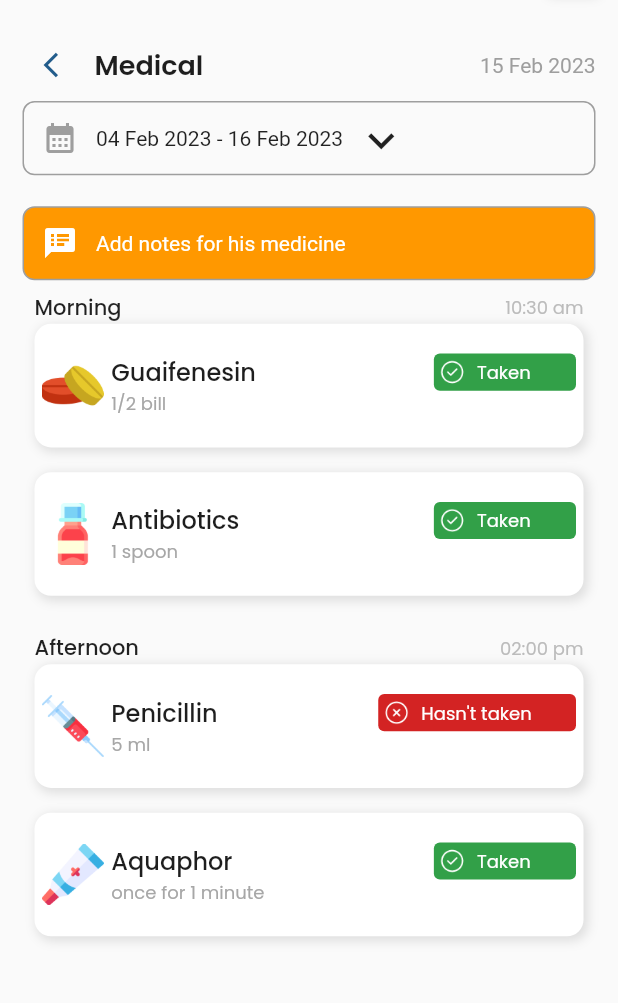
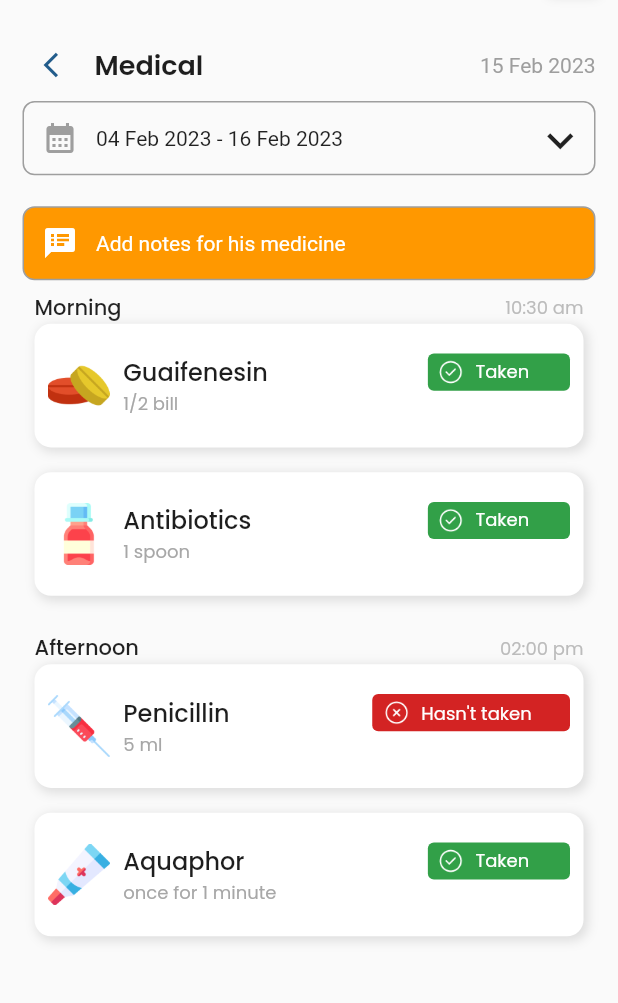
Before and after one commit to MalekYasser26/Nursery, a Flutter app: the MedicalView screen opened by its route, on a phone screen of 412 x 824 dp, the part 117-1120 px from its top. Run offline on Flutter 3.47's test engine with Material 2 defaults, Android fonts, the light colour scheme and no system bars; our stand-ins replace bloc, dotted_border, flutter_bloc, google_fonts, google_nav_bar, sizer and 1 more.

Commit message:
activities components

```diff
--- a/lib/features/onboarding_screen/presentation/views/activities_View/activities_components/bottle_view.dart
+++ b/lib/features/onboarding_screen/presentation/views/activities_View/activities_components/bottle_view.dart
@@ -75,6 +75,7 @@ class BottleView extends StatelessWidget {
                     children: [
                       IconButton(onPressed: (){}, icon: const Icon(Icons.calendar_month,color: Colors.grey,)) ,
                       const Text("04 Feb 2023 - 16 Feb 2023",),
+                      const Spacer(),
                       IconButton(onPressed: (){}, icon: const Icon(Icons.keyboard_arrow_down,size: 35,weight: 5,))
                     ],
                   ),
@@ -150,6 +151,7 @@ class BottleView extends StatelessWidget {
                                                           )),),
                                                     const Spacer(),
                                                     Container(
+                                                      margin: const EdgeInsets.only(right: 4),
                                                       padding: const EdgeInsets.all(4),
                                                       height: 3.h,
                                                       width: 23.w,
@@ -240,6 +242,7 @@ class BottleView extends StatelessWidget {
                                                           )),),
                                                     const Spacer(),
                                                     Container(
+                                                      margin: const EdgeInsets.only(right: 4),
                                                       padding: const EdgeInsets.all(4),
                                                       height: 3.h,
                                                       width: 23.w,
@@ -330,6 +333,7 @@ class BottleView extends StatelessWidget {
                                                           )),),
                                                     const Spacer(),
                                                     Container(
+                                                      margin: const EdgeInsets.only(right: 4),
                                                       padding: const EdgeInsets.all(4),
                                                       height: 3.h,
                                                       width: 32.w,
@@ -354,7 +358,9 @@ class BottleView extends StatelessWidget {
                                                     ),
                                                   ],
                                                 ),
-                                                Row(
+                                                Padding(
+                                                  padding: const EdgeInsets.only(right: 4.0),
+                                                  child: Row(
                                                     children: [
                                                       Padding(
                                                         padding: const EdgeInsets.all(2.5),
@@ -377,6 +383,7 @@ class BottleView extends StatelessWidget {
                                                         ),),
                                                       const Text("0.5 ml",style: TextStyle(color: Colors.black),)
                                                     ],
+                                                  ),
                                                 ),
                                               ],
                                             ),
--- a/lib/features/onboarding_screen/presentation/views/activities_View/activities_components/medical_view.dart
+++ b/lib/features/onboarding_screen/presentation/views/activities_View/activities_components/medical_view.dart
@@ -75,6 +75,7 @@ class MedicalView extends StatelessWidget {
                     children: [
                       IconButton(onPressed: (){}, icon: const Icon(Icons.calendar_month,color: Colors.grey,)) ,
                       const Text("04 Feb 2023 - 16 Feb 2023",),
+                      const Spacer(),
                       IconButton(onPressed: (){}, icon: const Icon(Icons.keyboard_arrow_down,size: 35,weight: 5,))
                     ],
                   ),
@@ -151,7 +152,10 @@ class MedicalView extends StatelessWidget {
                                   children: [
                                     Row(
                                       children: [
-                                        Image.asset('assets/images/guaifenesin.png',height: 10.h,width: 10.w,),
+                                        Padding(
+                                          padding: const EdgeInsets.only(left: 4.0,right: 4),
+                                          child: Image.asset('assets/images/guaifenesin.png',height: 10.h,width: 10.w,),
+                                        ),
                                         Expanded(
                                           flex: 1,
                                           child: Padding(
@@ -168,16 +172,21 @@ class MedicalView extends StatelessWidget {
                                                           )),),
                                                     const Spacer(),
                                                     Container(
-                                                      padding: const EdgeInsets.all(4),
+                                                      margin: const EdgeInsets.only(right: 4),
+                                                      padding: const EdgeInsets.all(3),
                                                       height: 3.h,
                                                       width: 23.w,
                                                       decoration:   BoxDecoration(
                                                           color: const Color(0xff32A048),
                                                           borderRadius: BorderRadius.circular(4)
                                                       ),
+                                                      child: Center(
                                                         child: Row(
                                                           children: [
-                                                          Image.asset("assets/images/done.png",width: 4.w,),
+                                                            Padding(
+                                                              padding: const EdgeInsets.only(left: 4.0),
+                                                              child: Image.asset("assets/images/done.png",width: 4.w,),
+                                                            ),
                                                             SizedBox(width: 2.w,),
                                                             Text("Taken",
                                                               style: GoogleFonts.poppins(
@@ -188,6 +197,7 @@ class MedicalView extends StatelessWidget {
                                                               ),)
                                                           ],
 
+                                                        ),
                                                       ),
                                                     ),
                                                   ],
@@ -237,7 +247,10 @@ class MedicalView extends StatelessWidget {
                                   children: [
                                     Row(
                                       children: [
-                                        Image.asset('assets/images/antibiotics.png',height: 10.h,width: 10.w,),
+                                        Padding(
+                                          padding: const EdgeInsets.only(left: 4.0,right: 4),
+                                          child: Image.asset('assets/images/antibiotics.png',height: 10.h,width: 10.w,),
+                                        ),
                                         Expanded(
                                           flex: 1,
                                           child: Padding(
@@ -254,16 +267,21 @@ class MedicalView extends StatelessWidget {
                                                           )),),
                                                     const Spacer(),
                                                     Container(
-                                                      padding: const EdgeInsets.all(4),
+                                                      margin: const EdgeInsets.only(right: 4),
+                                                      padding: const EdgeInsets.all(3),
                                                       height: 3.h,
                                                       width: 23.w,
                                                       decoration:   BoxDecoration(
                                                           color: const Color(0xff32A048),
                                                           borderRadius: BorderRadius.circular(4)
                                                       ),
+                                                      child: Center(
                                                         child: Row(
                                                           children: [
-                                                          Image.asset("assets/images/done.png",width: 4.w,),
+                                                            Padding(
+                                                              padding: const EdgeInsets.only(left: 4.0),
+                                                              child: Image.asset("assets/images/done.png",width: 4.w,),
+                                                            ),
                                                             SizedBox(width: 2.w,),
                                                             Text("Taken",
                                                               style: GoogleFonts.poppins(
@@ -274,6 +292,7 @@ class MedicalView extends StatelessWidget {
                                                               ),)
                                                           ],
 
+                                                        ),
                                                       ),
                                                     ),
                                                   ],
@@ -344,7 +363,10 @@ class MedicalView extends StatelessWidget {
                                   children: [
                                     Row(
                                       children: [
-                                        Image.asset('assets/images/penicillin.png',height: 10.h,width: 10.w,),
+                                        Padding(
+                                          padding: const EdgeInsets.only(left: 4.0,right: 4),
+                                          child: Image.asset('assets/images/penicillin.png',height: 10.h,width: 10.w,),
+                                        ),
                                         Expanded(
                                           flex: 1,
                                           child: Padding(
@@ -361,6 +383,7 @@ class MedicalView extends StatelessWidget {
                                                           )),),
                                                     const Spacer(),
                                                     Container(
+                                                      margin: const EdgeInsets.only(right: 4),
                                                       padding: const EdgeInsets.all(4),
                                                       height: 3.h,
                                                       width: 32.w,
@@ -368,9 +391,13 @@ class MedicalView extends StatelessWidget {
                                                           color: const Color(0xffD32323),
                                                           borderRadius: BorderRadius.circular(4)
                                                       ),
+                                                      child: Center(
                                                         child: Row(
                                                           children: [
-                                                          Image.asset("assets/images/false.png",width: 4.w,),
+                                                            Padding(
+                                                              padding: const EdgeInsets.only(left: 4.0),
+                                                              child: Image.asset("assets/images/false.png",width: 4.w,),
+                                                            ),
                                                             SizedBox(width: 2.w,),
                                                             Text("Hasn't taken",
                                                               style: GoogleFonts.poppins(
@@ -381,6 +408,7 @@ class MedicalView extends StatelessWidget {
                                                               ),)
                                                           ],
 
+                                                        ),
                                                       ),
                                                     ),
                                                   ],
@@ -430,7 +458,10 @@ class MedicalView extends StatelessWidget {
                                   children: [
                                     Row(
                                       children: [
-                                        Image.asset('assets/images/aquaphor.png',height: 10.h,width: 10.w,),
+                                        Padding(
+                                          padding: const EdgeInsets.only(left: 4.0,right: 4),
+                                          child: Image.asset('assets/images/aquaphor.png',height: 10.h,width: 10.w,),
+                                        ),
                                         Expanded(
                                           flex: 1,
                                           child: Padding(
@@ -447,16 +478,21 @@ class MedicalView extends StatelessWidget {
                                                           )),),
                                                     const Spacer(),
                                                     Container(
-                                                      padding: const EdgeInsets.all(4),
+                                                      margin: const EdgeInsets.only(right: 4),
+                                                      padding: const EdgeInsets.all(3),
                                                       height: 3.h,
                                                       width: 23.w,
                                                       decoration:   BoxDecoration(
                                                           color: const Color(0xff32A048),
                                                           borderRadius: BorderRadius.circular(4)
                                                       ),
+                                                      child: Center(
                                                         child: Row(
                                                           children: [
-                                                          Image.asset("assets/images/done.png",width: 4.w,),
+                                                            Padding(
+                                                              padding: const EdgeInsets.only(left: 4.0),
+                                                              child: Image.asset("assets/images/done.png",width: 4.w,),
+                                                            ),
                                                             SizedBox(width: 2.w,),
                                                             Text("Taken",
                                                               style: GoogleFonts.poppins(
@@ -467,6 +503,7 @@ class MedicalView extends StatelessWidget {
                                                               ),)
                                                           ],
 
+                                                        ),
                                                       ),
                                                     ),
                                                   ],
```
Lines whose indentation alone changed are shown as unchanged.
